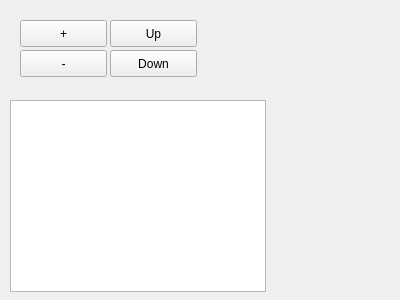
Qt form Modules/Wrappers/QtWidget/src/otbWrapperQtWidgetListEditWidget.ui (orfeotoolbox/OTB) before a commit.
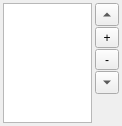
The same form after that commit.

Commit message: ENH: Designed LineEditWidget.

```diff
--- a/Modules/Wrappers/QtWidget/src/otbWrapperQtWidgetListEditWidget.ui
+++ b/Modules/Wrappers/QtWidget/src/otbWrapperQtWidgetListEditWidget.ui
@@ -6,8 +6,8 @@
    <rect>
     <x>0</x>
     <y>0</y>
-    <width>400</width>
-    <height>300</height>
+    <width>122</width>
+    <height>126</height>
    </rect>
   </property>
   <property name="windowTitle">
@@ -16,68 +16,83 @@
   <property name="locale">
    <locale language="C" country="AnyCountry"/>
   </property>
-  <widget class="QTreeView" name="treeView">
-   <property name="geometry">
-    <rect>
-     <x>10</x>
-     <y>100</y>
-     <width>256</width>
-     <height>192</height>
-    </rect>
-   </property>
-  </widget>
-  <widget class="QPushButton" name="pushButton">
-   <property name="geometry">
-    <rect>
-     <x>20</x>
-     <y>20</y>
-     <width>87</width>
-     <height>27</height>
-    </rect>
+  <layout class="QGridLayout" name="gridLayout">
+   <property name="margin">
+    <number>3</number>
+   </property>
+   <property name="spacing">
+    <number>3</number>
+   </property>
+   <item row="0" column="0">
+    <widget class="QTreeView" name="treeView"/>
+   </item>
+   <item row="0" column="1">
+    <layout class="QVBoxLayout" name="verticalLayout">
+     <property name="spacing">
+      <number>1</number>
+     </property>
+     <item>
+      <widget class="QToolButton" name="toolButton_3">
+       <property name="text">
+        <string>Up</string>
+       </property>
+       <property name="arrowType">
+        <enum>Qt::UpArrow</enum>
+       </property>
+      </widget>
+     </item>
+     <item>
+      <widget class="QToolButton" name="toolButton">
+       <property name="sizePolicy">
+        <sizepolicy hsizetype="Minimum" vsizetype="Fixed">
+         <horstretch>0</horstretch>
+         <verstretch>0</verstretch>
+        </sizepolicy>
    </property>
    <property name="text">
     <string>+</string>
    </property>
   </widget>
-  <widget class="QPushButton" name="pushButton_2">
-   <property name="geometry">
-    <rect>
-     <x>20</x>
-     <y>50</y>
-     <width>87</width>
-     <height>27</height>
-    </rect>
+     </item>
+     <item>
+      <widget class="QToolButton" name="toolButton_2">
+       <property name="sizePolicy">
+        <sizepolicy hsizetype="Minimum" vsizetype="Fixed">
+         <horstretch>0</horstretch>
+         <verstretch>0</verstretch>
+        </sizepolicy>
    </property>
    <property name="text">
     <string>-</string>
    </property>
   </widget>
-  <widget class="QPushButton" name="pushButton_3">
-   <property name="geometry">
-    <rect>
-     <x>110</x>
-     <y>20</y>
-     <width>87</width>
-     <height>27</height>
-    </rect>
-   </property>
-   <property name="text">
-    <string>Up</string>
-   </property>
-  </widget>
-  <widget class="QPushButton" name="pushButton_4">
-   <property name="geometry">
-    <rect>
-     <x>110</x>
-     <y>50</y>
-     <width>87</width>
-     <height>27</height>
-    </rect>
-   </property>
+     </item>
+     <item>
+      <widget class="QToolButton" name="toolButton_4">
    <property name="text">
     <string>Down</string>
    </property>
-  </widget>
+       <property name="arrowType">
+        <enum>Qt::DownArrow</enum>
+       </property>
+      </widget>
+     </item>
+     <item>
+      <spacer name="verticalSpacer">
+       <property name="orientation">
+        <enum>Qt::Vertical</enum>
+       </property>
+       <property name="sizeHint" stdset="0">
+        <size>
+         <width>20</width>
+         <height>40</height>
+        </size>
+       </property>
+      </spacer>
+     </item>
+    </layout>
+   </item>
+  </layout>
  </widget>
  <resources/>
  <connections/>
```
Lines whose indentation alone changed are shown as unchanged.
